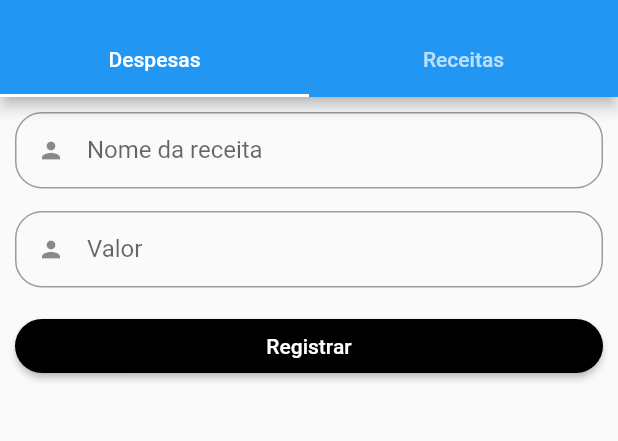
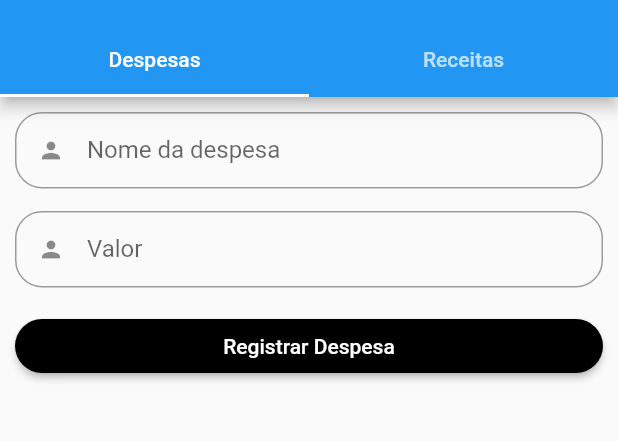
Before and after one commit to LuisSouza03/GasteCerto, a Flutter app: the AbasScreen screen opened directly, on a phone screen of 412 x 824 dp, the part 59-500 px from its top. Run offline on Flutter 3.47's test engine with Material 2 defaults, Android fonts, the phone set to English and light mode, and no system bars; our stand-ins replace email_validator, get.

Commit message:
feat: mudando os nomes

```diff
--- a/front_end/gaste_certo/lib/src/ui/screens/addScreen/forms/abas_form_screen.dart
+++ b/front_end/gaste_certo/lib/src/ui/screens/addScreen/forms/abas_form_screen.dart
@@ -36,7 +36,7 @@ class _DespesasFormState extends State<DespesasForm> {
           children: [
             CustomTextField(
               icon: Icons.person,
-              label: "Nome da receita",
+              label: "Nome da despesa",
               textController: controller.nome,
               validator: (value) =>
                   validationFunctions.validateNotEmpty(value!),
@@ -51,7 +51,7 @@ class _DespesasFormState extends State<DespesasForm> {
             SizedBox(
               width: double.infinity,
               child: ButtonWidget(
-                  textButton: "Registrar",
+                  textButton: "Registrar Despesa",
                   onPress: () {
                     if (formKey.currentState!.validate()) {
                       var valor = controller.valor.text.trim();
@@ -114,7 +114,7 @@ class _ReceitasFormState extends State<ReceitasForm> {
             SizedBox(
               width: double.infinity,
               child: ButtonWidget(
-                  textButton: "Registrar",
+                  textButton: "Registrar Receita",
                   onPress: () {
                     if (formKey.currentState!.validate()) {
                       var valor = controller.valor.text.trim();
```
